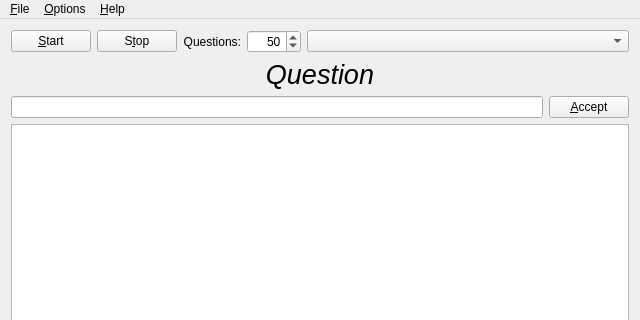
chesterton/QAskWords, file src/mainwindow.ui: the form before one commit; both pictures show x 0 to 640 and y 0 to 320 of the 640 by 480 pixel window.
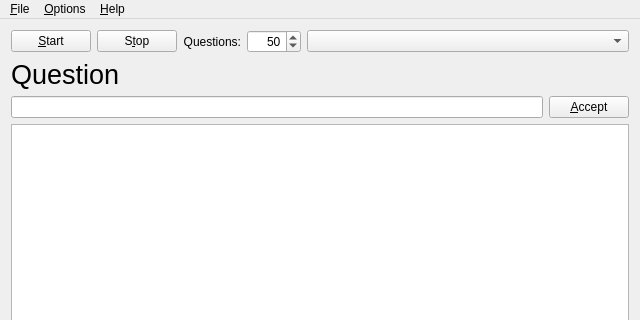
The form after the commit.

The edit to the form file:
```diff
--- a/src/mainwindow.ui
+++ b/src/mainwindow.ui
@@ -90,14 +90,14 @@
         <property name="font">
          <font>
           <pointsize>20</pointsize>
-          <italic>true</italic>
+          <italic>false</italic>
          </font>
         </property>
         <property name="text">
          <string>Question</string>
         </property>
         <property name="alignment">
-         <set>Qt::AlignCenter</set>
+         <set>Qt::AlignLeading|Qt::AlignLeft|Qt::AlignVCenter</set>
         </property>
        </widget>
       </item>
```
Left out of the diff: 32 changed lines with no effect on the pictures.
